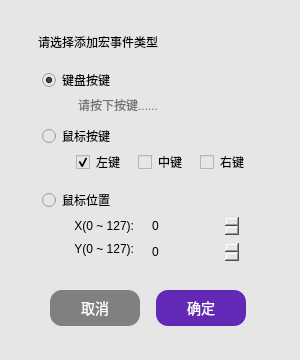
Above: ModuleAddMacroSquare.ui from wlffeng2008/AkkoStudio before the change. Below: the same form after it.
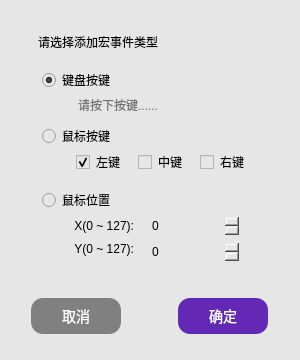
That is the form after the change.

The edit to the form file:
```diff
--- a/ModuleAddMacroSquare.ui
+++ b/ModuleAddMacroSquare.ui
@@ -112,84 +112,6 @@
     <string>请选择添加宏事件类型</string>
    </property>
   </widget>
-  <widget class="QPushButton" name="pushButtonOK">
-   <property name="geometry">
-    <rect>
-     <x>156</x>
-     <y>290</y>
-     <width>90</width>
-     <height>36</height>
-    </rect>
-   </property>
-   <property name="maximumSize">
-    <size>
-     <width>90</width>
-     <height>16777215</height>
-    </size>
-   </property>
-   <property name="cursor">
-    <cursorShape>PointingHandCursor</cursorShape>
-   </property>
-   <property name="focusPolicy">
-    <enum>Qt::FocusPolicy::NoFocus</enum>
-   </property>
-   <property name="styleSheet">
-    <string notr="true">        QPushButton {
-            background-color: #6329B6;
-            color: white;
-            width:102px;
-            height:32px;
-            padding: 2px 2px;
-            border: none;
-            border-radius: 12px;
-            font-size: 14px;
-        }
-        QPushButton:hover { background-color: #0E42F2; }
-        QPushButton:pressed { background-color: #0A34A1; }</string>
-   </property>
-   <property name="text">
-    <string>确定</string>
-   </property>
-  </widget>
-  <widget class="QPushButton" name="pushButtonCancel">
-   <property name="geometry">
-    <rect>
-     <x>50</x>
-     <y>290</y>
-     <width>90</width>
-     <height>36</height>
-    </rect>
-   </property>
-   <property name="maximumSize">
-    <size>
-     <width>90</width>
-     <height>16777215</height>
-    </size>
-   </property>
-   <property name="cursor">
-    <cursorShape>PointingHandCursor</cursorShape>
-   </property>
-   <property name="focusPolicy">
-    <enum>Qt::FocusPolicy::NoFocus</enum>
-   </property>
-   <property name="styleSheet">
-    <string notr="true">        QPushButton {
-            background-color: gray;
-            color: white;
-            width:102px;
-            height:32px;
-            padding: 2px 2px;
-            border: none;
-            border-radius: 12px;
-            font-size: 14px;
-        }
-        QPushButton:hover { background-color: #C2C2C2; }
-        QPushButton:pressed { background-color: #0A34A1; }</string>
-   </property>
-   <property name="text">
-    <string>取消</string>
-   </property>
-  </widget>
   <widget class="QLabel" name="label1">
    <property name="geometry">
     <rect>
@@ -327,6 +249,97 @@
     </rect>
    </property>
   </widget>
+  <widget class="QWidget" name="">
+   <property name="geometry">
+    <rect>
+     <x>31</x>
+     <y>290</y>
+     <width>237</width>
+     <height>53</height>
+    </rect>
+   </property>
+   <layout class="QHBoxLayout" name="horizontalLayout">
+    <item>
+     <widget class="QPushButton" name="pushButtonCancel">
+      <property name="maximumSize">
+       <size>
+        <width>90</width>
+        <height>16777215</height>
+       </size>
+      </property>
+      <property name="cursor">
+       <cursorShape>PointingHandCursor</cursorShape>
+      </property>
+      <property name="focusPolicy">
+       <enum>Qt::FocusPolicy::NoFocus</enum>
+      </property>
+      <property name="styleSheet">
+       <string notr="true">        QPushButton {
+            background-color: gray;
+            color: white;
+            width:102px;
+            height:32px;
+            padding: 2px 2px;
+            border: none;
+            border-radius: 12px;
+            font-size: 14px;
+        }
+        QPushButton:hover { background-color: #C2C2C2; }
+        QPushButton:pressed { background-color: #0A34A1; }</string>
+      </property>
+      <property name="text">
+       <string>取消</string>
+      </property>
+     </widget>
+    </item>
+    <item>
+     <spacer name="horizontalSpacer">
+      <property name="orientation">
+       <enum>Qt::Orientation::Horizontal</enum>
+      </property>
+      <property name="sizeHint" stdset="0">
+       <size>
+        <width>40</width>
+        <height>20</height>
+       </size>
+      </property>
+     </spacer>
+    </item>
+    <item>
+     <widget class="QPushButton" name="pushButtonOK">
+      <property name="maximumSize">
+       <size>
+        <width>90</width>
+        <height>16777215</height>
+       </size>
+      </property>
+      <property name="cursor">
+       <cursorShape>PointingHandCursor</cursorShape>
+      </property>
+      <property name="focusPolicy">
+       <enum>Qt::FocusPolicy::NoFocus</enum>
+      </property>
+      <property name="styleSheet">
+       <string notr="true">        QPushButton {
+            background-color: #6329B6;
+            color: white;
+            width:102px;
+            height:32px;
+            padding: 2px 2px;
+            border: none;
+            border-radius: 12px;
+            font-size: 14px;
+        }
+        QPushButton:hover { background-color: #0E42F2; }
+        QPushButton:pressed { background-color: #0A34A1; }</string>
+      </property>
+      <property name="text">
+       <string>确定</string>
+      </property>
+     </widget>
+    </item>
+   </layout>
+  </widget>
  </widget>
  <resources/>
  <connections/>
```
Left out of the diff: 2 changed lines with no effect on the pictures.
